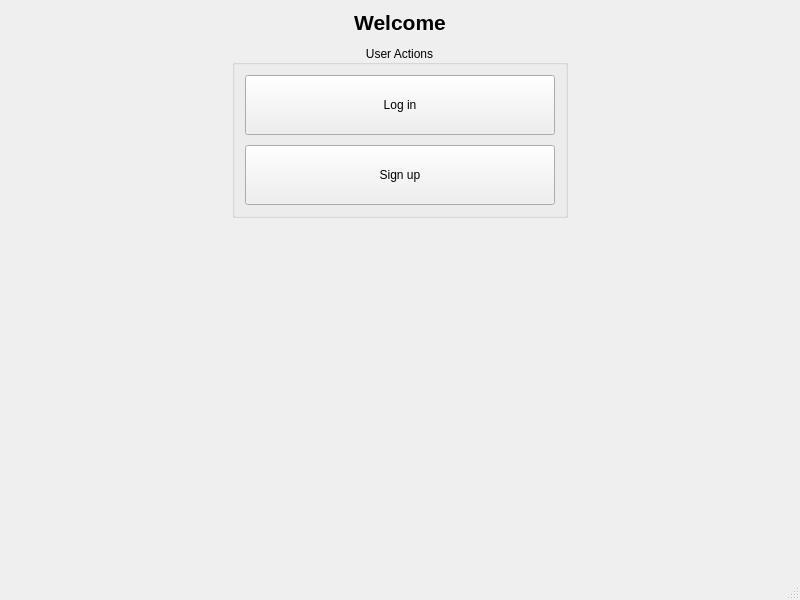
The window that My_Beloved_Client/log.ui (HoSaiN-643/QuantumDeck) describes before a commit, drawn with Qt 5.
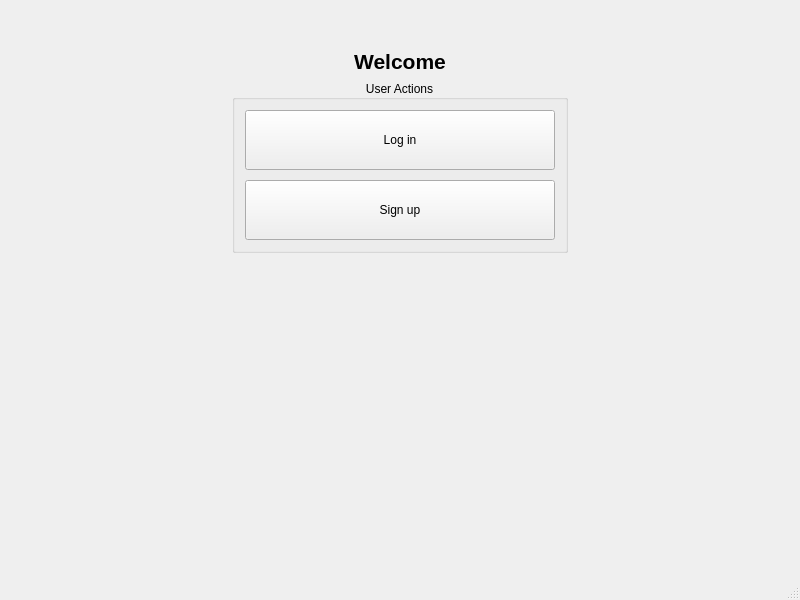
The same window after the commit.

The edit to the form file:
```diff
--- a/My_Beloved_Client/log.ui
+++ b/My_Beloved_Client/log.ui
@@ -15,22 +15,23 @@
   </property>
   <widget class="QWidget" name="centralwidget">
    <layout class="QGridLayout" name="gridLayout">
-    <property name="leftMargin">
-     <number>10</number>
-    </property>
-    <property name="topMargin">
-     <number>10</number>
-    </property>
-    <property name="rightMargin">
-     <number>10</number>
-    </property>
-    <property name="bottomMargin">
-     <number>10</number>
-    </property>
-    <property name="spacing">
-     <number>10</number>
-    </property>
-    <item row="0" column="0" colspan="3">
+    <item row="2" column="2">
+     <spacer name="horizontalSpacer_2">
+      <property name="orientation">
+       <enum>Qt::Orientation::Horizontal</enum>
+      </property>
+      <property name="sizeType">
+       <enum>QSizePolicy::Policy::Expanding</enum>
+      </property>
+      <property name="sizeHint" stdset="0">
+       <size>
+        <width>200</width>
+        <height>20</height>
+       </size>
+      </property>
+     </spacer>
+    </item>
+    <item row="1" column="1">
      <widget class="QLabel" name="titleLabel">
       <property name="text">
        <string>Welcome</string>
@@ -41,29 +42,12 @@
       <property name="font">
        <font>
         <pointsize>16</pointsize>
-        <weight>75</weight>
         <bold>true</bold>
        </font>
       </property>
      </widget>
     </item>
-    <item row="1" column="0">
-     <spacer name="horizontalSpacer">
-      <property name="orientation">
-       <enum>Qt::Orientation::Horizontal</enum>
-      </property>
-      <property name="sizeType">
-       <enum>QSizePolicy::Policy::Expanding</enum>
-      </property>
-      <property name="sizeHint" stdset="0">
-       <size>
-        <width>200</width>
-        <height>20</height>
-       </size>
-      </property>
-     </spacer>
-    </item>
-    <item row="1" column="1">
+    <item row="2" column="1">
      <widget class="QGroupBox" name="groupBox">
       <property name="title">
        <string>User Actions</string>
@@ -116,23 +100,7 @@
       </layout>
      </widget>
     </item>
-    <item row="1" column="2">
-     <spacer name="horizontalSpacer_2">
-      <property name="orientation">
-       <enum>Qt::Orientation::Horizontal</enum>
-      </property>
-      <property name="sizeType">
-       <enum>QSizePolicy::Policy::Expanding</enum>
-      </property>
-      <property name="sizeHint" stdset="0">
-       <size>
-        <width>200</width>
-        <height>20</height>
-       </size>
-      </property>
-     </spacer>
-    </item>
-    <item row="2" column="1">
+    <item row="3" column="1">
      <spacer name="verticalSpacer">
       <property name="orientation">
        <enum>Qt::Orientation::Vertical</enum>
@@ -148,6 +116,38 @@
       </property>
      </spacer>
     </item>
+    <item row="2" column="0">
+     <spacer name="horizontalSpacer">
+      <property name="orientation">
+       <enum>Qt::Orientation::Horizontal</enum>
+      </property>
+      <property name="sizeType">
+       <enum>QSizePolicy::Policy::Expanding</enum>
+      </property>
+      <property name="sizeHint" stdset="0">
+       <size>
+        <width>200</width>
+        <height>20</height>
+       </size>
+      </property>
+     </spacer>
+    </item>
+    <item row="0" column="1">
+     <spacer name="verticalSpacer_2">
+      <property name="orientation">
+       <enum>Qt::Orientation::Vertical</enum>
+      </property>
+      <property name="sizeType">
+       <enum>QSizePolicy::Policy::Fixed</enum>
+      </property>
+      <property name="sizeHint" stdset="0">
+       <size>
+        <width>20</width>
+        <height>40</height>
+       </size>
+      </property>
+     </spacer>
+    </item>
    </layout>
   </widget>
   <widget class="QMenuBar" name="menubar">
```
Left out of the diff: 12 changed lines with no effect on the pictures.
